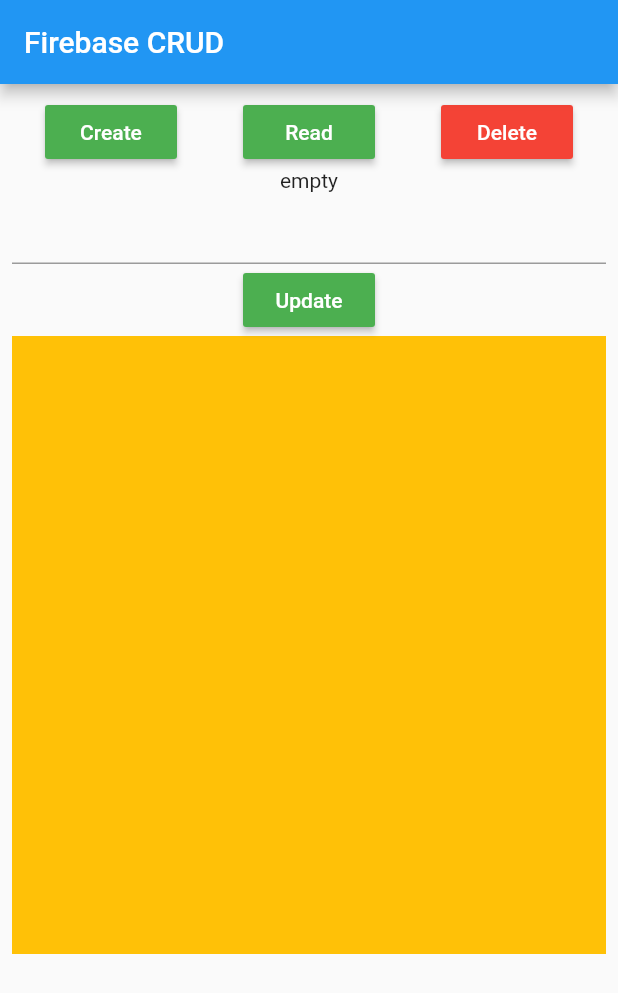
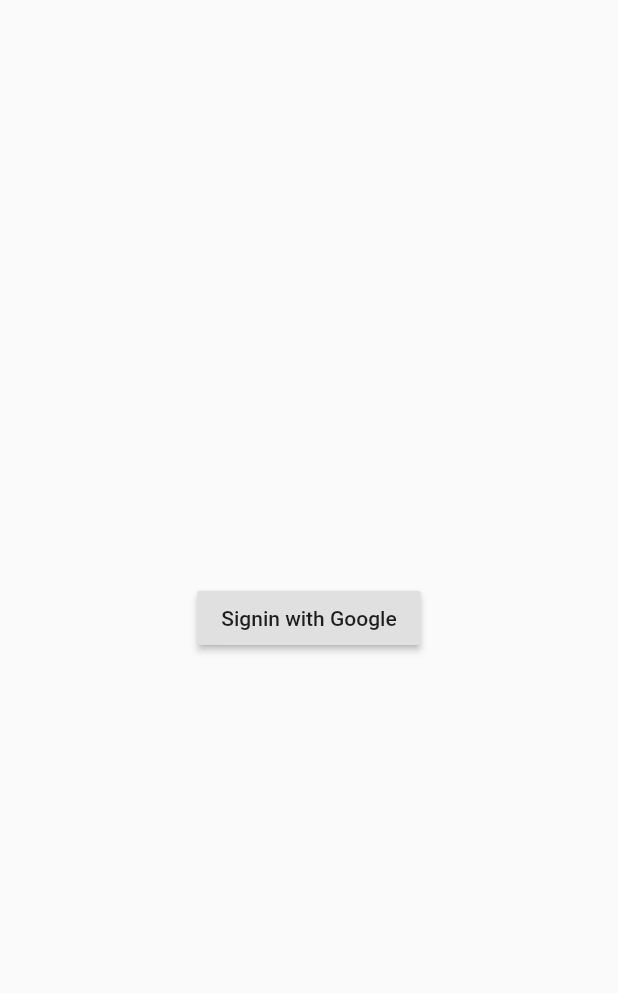
Before and after one commit to sharmashashi/GCA_DEC_JAN_FLUTTER, a Flutter app: the screen it shows after launch, on a phone screen of 412 x 824 dp. Shown: the top 993 px of the screen. Run offline on Flutter 3.47's test engine with Material 2 defaults, Android fonts, the phone set to English and light mode, and no system bars; our stand-ins replace firebase_auth, firebase_core, get, google_sign_in; accounts and stored records are empty.

Commit message:
implemented googlesignin

```diff
--- a/lib/main.dart
+++ b/lib/main.dart
@@ -3,7 +3,8 @@ import 'package:flutter/cupertino.dart';
 import 'package:flutter/material.dart';
 import 'package:flutter/services.dart';
 import 'package:flutter/widgets.dart';
-import 'package:fluttergca/screens/home.dart';
+import 'package:fluttergca/screens/homepage.dart';
+import 'package:fluttergca/screens/signin/signin.dart';
 import 'package:get/get.dart';
 
 void main() async {
@@ -19,7 +20,7 @@ class MyApp extends StatelessWidget {
   Widget build(BuildContext context) {
     return GetMaterialApp(
       debugShowCheckedModeBanner: false,
-      home: HomePage(),
+      home: Signin(),
     );
   }
 }
--- a/lib/screens/datalist.dart
+++ /dev/null
@@ -1,42 +0,0 @@
-import 'package:cloud_firestore/cloud_firestore.dart';
-import 'package:flutter/material.dart';
-import 'package:get/get.dart';
-
-class DataList extends StatefulWidget {
-  @override
-  _DataListState createState() => _DataListState();
-}
-
-class _DataListState extends State<DataList> {
-  FirebaseFirestore firestore = FirebaseFirestore.instance;
-  List<String> counts = ["0", "1", "2"];
-  @override
-  Widget build(BuildContext context) {
-    return Ink(
-      color: Colors.amber,
-      child: SizedBox(
-          width: Get.width,
-          height: Get.height * .5,
-          child: StreamBuilder(
-            stream: firestore.collection("users").snapshots(),
-            builder: (context, AsyncSnapshot<QuerySnapshot> snapshot) {
-              List<QueryDocumentSnapshot> qdocsnap = snapshot.data.docs;
-              if (snapshot.hasData) {
-                return ListView.builder(
-                  itemCount: qdocsnap.length,
-                  itemBuilder: (ctx, index) {
-                    return Column(
-                      children: [
-                        Divider(),
-                        Text(qdocsnap[index].data().toString()),
-                      ],
-                    );
-                  },
-                );
-              }
-              return SizedBox();
-            },
-          )),
-    );
-  }
-}
--- a/lib/screens/home.dart
+++ /dev/null
@@ -1,132 +0,0 @@
-import 'package:cloud_firestore/cloud_firestore.dart';
-import 'package:flutter/material.dart';
-import 'package:fluttergca/screens/datalist.dart';
-
-class HomePage extends StatefulWidget {
-  @override
-  _HomePageState createState() => _HomePageState();
-}
-
-class _HomePageState extends State<HomePage> {
-  String fetchedData = "empty";
-  final FirebaseFirestore firestore = FirebaseFirestore.instance;
-  TextEditingController _fieldController = TextEditingController();
-
-  @override
-  Widget build(BuildContext context) {
-    return Scaffold(
-      appBar: AppBar(
-        title: Text("Firebase CRUD"),
-      ),
-      body: Padding(
-        padding: const EdgeInsets.all(8.0),
-        child: Column(
-          children: [
-            Row(
-              mainAxisAlignment: MainAxisAlignment.spaceAround,
-              children: [_createBtn(), _readBtn(), _deleteBtn()],
-            ),
-            Text(fetchedData),
-            _textField(),
-            _updateBtn(),
-            DataList()
-          ],
-        ),
-      ),
-    );
-  }
-
-  Widget _deleteBtn() {
-    return _btn(
-        btnColor: Colors.red,
-        onPressed: () {
-          _delete();
-        },
-        btnName: "Delete");
-  }
-
-  Widget _updateBtn() {
-    return _btn(
-        onPressed: () {
-          _update();
-        },
-        btnName: "Update");
-  }
-
-  Widget _textField() {
-    return TextField(
-      controller: _fieldController,
-    );
-  }
-
-  Widget _readBtn() {
-    return _btn(
-        onPressed: () {
-          _read();
-        },
-        btnName: "Read");
-  }
-
-  Widget _createBtn() {
-    return _btn(
-        onPressed: () {
-          _create();
-        },
-        btnName: "Create");
-  }
-
-  Widget _btn(
-      {@required Function onPressed,
-      @required String btnName,
-      Color btnColor}) {
-    return MaterialButton(
-      onPressed: onPressed,
-      child: Text(
-        btnName,
-        style: TextStyle(color: Colors.white),
-      ),
-      color: btnColor ?? Colors.green,
-    );
-  }
-
-  _create() async {
-    Map<String, dynamic> data = {
-      "email": "user@user.com",
-      "phone": "98xxxxxxxx",
-      "age": 30,
-      "address": "Kathmandu"
-    };
-
-    await firestore
-        .collection("users")
-        .doc(DateTime.now().toIso8601String())
-        .set(data);
-  }
-
-  _read() async {
-    DocumentSnapshot docSnap =
-        await firestore.collection("users").doc("1").get();
-
-    fetchedData = docSnap.data().toString();
-    setState(() {});
-
-    // QuerySnapshot qsnap = await firestore.collection("users").get();
-    // List<QueryDocumentSnapshot> qdocsnaplist = qsnap.docs;
-
-    // for (QueryDocumentSnapshot each in qdocsnaplist) {
-    //   print(each.data());
-    // }
-  }
-
-  _update() async {
-    await firestore
-        .collection("users")
-        .doc("1")
-        .update({"address": _fieldController.text});
-    _fieldController.clear();
-  }
-
-  _delete() async {
-    await firestore.collection("users").doc("1").delete();
-  }
-}
--- /dev/null
+++ b/lib/screens/signin/signin.dart
@@ -0,0 +1,69 @@
+import 'package:firebase_auth/firebase_auth.dart';
+import 'package:flutter/material.dart';
+import 'package:fluttergca/screens/homepage.dart';
+import 'package:google_sign_in/google_sign_in.dart';
+import 'package:get/get.dart';
+
+class Signin extends StatefulWidget {
+  @override
+  _SigninState createState() => _SigninState();
+}
+
+class _SigninState extends State<Signin> {
+  @override
+  void initState() {
+    Future.delayed(Duration(seconds: 1)).then((_) {
+      FirebaseAuth firebaseAuth = FirebaseAuth.instance;
+      if (firebaseAuth.currentUser != null) {
+        Get.off(Home());
+      } else {}
+    });
+
+    super.initState();
+  }
+
+  @override
+  Widget build(BuildContext context) {
+    return Scaffold(
+      body: _body(),
+    );
+  }
+
+  Widget _body() {
+    return Center(
+      child: Column(
+        mainAxisSize: MainAxisSize.min,
+        children: [_googleSigninButton()],
+      ),
+    );
+  }
+
+  Widget _googleSigninButton() {
+    return RaisedButton(
+      onPressed: () {
+        _gSignin();
+      },
+      child: Text("Signin with Google"),
+    );
+  }
+
+  _gSignin() async {
+    GoogleSignIn _googleSignIn = GoogleSignIn(
+      scopes: [
+        'email',
+        'https://www.googleapis.com/auth/contacts.readonly',
+      ],
+    );
+
+    GoogleSignInAccount signInAccount = await _googleSignIn.signIn();
+    GoogleSignInAuthentication authentication =
+        await signInAccount.authentication;
+    AuthCredential credential = GoogleAuthProvider.credential(
+        idToken: authentication.idToken,
+        accessToken: authentication.accessToken);
+    FirebaseAuth firebaseAuth = FirebaseAuth.instance;
+    UserCredential userCredential =
+        await firebaseAuth.signInWithCredential(credential);
+    Get.off(Home());
+  }
+}
--- a/pubspec.yaml
+++ b/pubspec.yaml
@@ -27,6 +27,8 @@ dependencies:
   shared_preferences: ^0.5.12+4
   cloud_firestore: ^0.14.2
   firebase_core: ^0.5.1
+  google_sign_in: ^4.5.5
+  firebase_auth: ^0.18.3
   flutter:
     sdk: flutter
 
```
Also changed, not shown: lib/screens/homepage.dart (added, +33 -0 lines), pubspec.lock.
